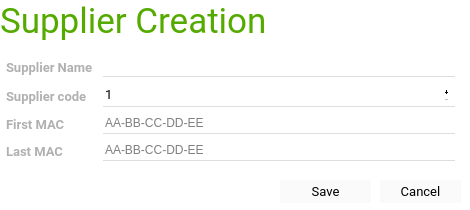
Above: src/lsng/hmi/edit_supplier/edit_supplier_ui.ui from LogicomDev/SerialNumberGenerator before the change. Below: the same form after it.
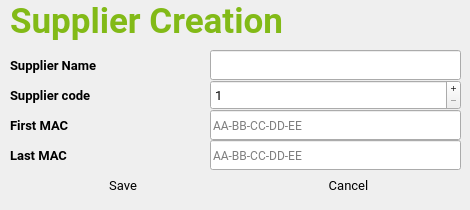
That is the form after the change.

The edit to the form file:
```diff
--- a/src/lsng/hmi/edit_supplier/edit_supplier_ui.ui
+++ b/src/lsng/hmi/edit_supplier/edit_supplier_ui.ui
@@ -20,7 +20,166 @@
    <string>Create Supplier</string>
   </property>
   <property name="styleSheet">
-   <string notr="true">background-color: rgb(255, 255, 255);</string>
+   <string notr="true">QDialog
+{
+background-color: rgb(255, 255, 255);
+}
+
+QLabel
+{
+color: rgb(138, 138, 138);
+background-color: rgb(255, 255, 255);
+}
+
+QLineEdit, QLineEdit:hover {
+    border: none;
+    padding-bottom: 2px;
+    border-bottom: 1px solid #dddddd;
+    background-color:rgba(0,0,0,0);
+}
+
+QLineEdit:editable{
+    border: none;
+    padding-bottom: 2px;
+    border-bottom: 2px solid #b2dfdb;
+}
+
+QLineEdit:disabled{
+    border: 0px solid white;
+    padding-bottom: 2px;
+    border-bottom: 2px solid #eeeeee;
+}
+
+QLineEdit:focus{
+    border: 0px solid white;
+    padding-bottom: 2px;
+    border-bottom: 2px solid #00695c;
+    color: #111111;
+}
+QLineEdit:pressed {
+    border: none;
+    padding-bottom: 2px;
+    border-bottom: 2px solid #00695c;
+}
+
+QSpinBox, QSpinBox:hover {
+    border: none;
+    padding-bottom: 2px;
+    border-bottom: 1px solid #dddddd;
+    background-color:rgba(0,0,0,0);
+}
+
+QSpinBox:editable{
+    border: none;
+    padding-bottom: 2px;
+    border-bottom: 2px solid #b2dfdb;
+}
+
+QLineEdit:disabled{
+    border: 0px solid white;
+    padding-bottom: 2px;
+    border-bottom: 2px solid #eeeeee;
+}
+
+QSpinBox:focus{
+    border: 0px solid white;
+    padding-bottom: 2px;
+    border-bottom: 2px solid #00695c;
+    color: #111111;
+}
+QSpinBox:pressed {
+    border: none;
+    padding-bottom: 2px;
+    border-bottom: 2px solid #00695c;
+}
+
+QProgressBar {
+    background-color: rgb(230, 230, 230);;	
+    border-radius: 5px;
+}
+
+QProgressBar::chunk {
+  background-color: rgb(130, 186, 23);
+    width: 20px;
+}
+
+QPushButton, QPushButton:focus {
+  border: none;
+  color: black;
+  padding: 3px 20px
+}
+
+QPushButton:hover, QPushButton:hover:focus {
+  background-color: rgb(130, 186, 23);
+  border-color: #ffffff
+}
+
+QPushButton:disabled {
+background-color: rgb(131, 186, 23);
+    border: none
+}
+
+QTreeWidget{
+	background-color: rgb(150,150, 150);
+	color:rgb(255, 255, 255);
+}
+
+QTreeWidget:item:hover,QTreeWidget:item:focus {
+	background-color: rgb(58, 176, 0);
+}
+
+QTableWidget {
+    background-color: white;
+	selection-background-color: rgb(150,150, 150);
+}
+
+QTableWidgetItem:hover{
+    background-color: rgb(0, 170, 255);
+}
+
+QSlider::groove:horizontal {
+    border: 1px solid #999999;
+    height: 8px; /* the groove expands to the size of the slider by default. by giving it a height, it has a fixed size */
+    background: qlineargradient(x1:0, y1:0, x2:0, y2:1, stop:0 #B1B1B1, stop:1 #c4c4c4);
+    margin: 2px 0;
+}
+
+QSlider::handle:horizontal {
+    background: qlineargradient(x1:0, y1:0, x2:1, y2:1, stop:0 #b4b4b4, stop:1 #8f8f8f);
+    border: 1px solid #5c5c5c;
+    width: 18px;
+    margin: -2px 0; /* handle is placed by default on the contents rect of the groove. Expand outside the groove */
+    border-radius: 3px;
+}
+
+QSlider::groove:vertical {
+    background: red;
+    position: absolute; /* absolutely position 4px from the left and right of the widget. setting margins on the widget should work too... */
+    left: 4px; right: 4px;
+}
+
+QSlider::handle:vertical {
+    height: 10px;
+    background: green;
+    margin: 0 -4px; /* expand outside the groove */
+}
+
+QSlider::add-page:vertical {
+    background: white;
+}
+
+QSlider::sub-page:vertical {
+    background: pink;
+}
+
+QGroupBox{
+background-color: rgb(255, 255, 255);
+border: 2px solid rgb(217, 217, 217);
+border-radius: 25px;
+}
+
+QCheckBox, QCheckBox:hover {\n    border: none;\n    padding-bottom: 2px;\n    border-bottom: 1px solid #dddddd;\n    background-color:rgba(0,0,0,0);\n}\n\nQCheckBox:editable{\n    border: none;\n    padding-bottom: 2px;\n    border-bottom: 2px solid #b2dfdb;\n\n}\n\nQCheckBox:disabled{\n    border: 0px solid white;\n    padding-bottom: 2px;\n    border-bottom: 2px solid #eeeeee;\n}\n\nQCheckBox:focus{\n    border: 0px solid white;\n    padding-bottom: 2px;\n    border-bottom: 2px solid #00695c;\n    color: #111111;\n}\n\nQCheckBox:pressed {\n    border: none;\n    padding-bottom: 2px;\n    border-bottom: 2px solid #00695c;\n}\n
+</string>
   </property>
   <property name="modal">
    <bool>true</bool>
@@ -28,9 +187,9 @@
   <widget class="QLabel" name="lbl_title">
    <property name="geometry">
     <rect>
-     <x>0</x>
+     <x>10</x>
      <y>0</y>
-     <width>461</width>
+     <width>451</width>
      <height>41</height>
     </rect>
    </property>
@@ -38,10 +197,12 @@
     <font>
      <family>Roboto</family>
      <pointsize>26</pointsize>
+     <weight>75</weight>
+     <bold>true</bold>
     </font>
    </property>
    <property name="styleSheet">
-    <string notr="true">color: rgb(85, 170, 0);</string>
+    <string notr="true">color: rgb(130, 186, 23);</string>
    </property>
    <property name="text">
     <string>Supplier Creation</string>
@@ -50,117 +211,37 @@
   <widget class="QWidget" name="gridLayoutWidget">
    <property name="geometry">
     <rect>
-     <x>0</x>
+     <x>10</x>
      <y>50</y>
-     <width>461</width>
-     <height>121</height>
+     <width>451</width>
+     <height>154</height>
     </rect>
    </property>
    <layout class="QGridLayout" name="gridLayout">
     <property name="leftMargin">
-     <number>6</number>
+     <number>0</number>
     </property>
     <property name="rightMargin">
-     <number>6</number>
+     <number>0</number>
     </property>
     <property name="spacing">
      <number>0</number>
     </property>
-    <item row="0" column="0">
-     <widget class="QLabel" name="lbl_name">
-      <property name="sizePolicy">
-       <sizepolicy hsizetype="Preferred" vsizetype="Minimum">
-        <horstretch>0</horstretch>
-        <verstretch>0</verstretch>
-       </sizepolicy>
-      </property>
-      <property name="font">
-       <font>
-        <family>Roboto</family>
-        <pointsize>10</pointsize>
-        <weight>75</weight>
-        <bold>true</bold>
-       </font>
-      </property>
-      <property name="styleSheet">
-       <string notr="true">color: rgb(176, 176, 176);</string>
-      </property>
-      <property name="text">
-       <string>Supplier Name</string>
-      </property>
-     </widget>
-    </item>
-    <item row="0" column="2">
-     <widget class="QLineEdit" name="txt_name">
-      <property name="styleSheet">
-       <string notr="true">QLineEdit, QLineEdit:hover {
-    border: none;
-    padding-bottom: 2px;
-    border-bottom: 1px solid #dddddd;
-    background-color:rgba(0,0,0,0);
-}
-
-QLineEdit:editable{
-    border: none;
-    padding-bottom: 2px;
-    border-bottom: 2px solid #b2dfdb;
-}
-
-QLineEdit:disabled{
-    border: 0px solid white;
-    padding-bottom: 2px;
-    border-bottom: 2px solid #eeeeee;
-}
-
-QLineEdit:focus{
-    border: 0px solid white;
-    padding-bottom: 2px;
-    border-bottom: 2px solid #00695c;
-    color: #111111;
-}
-QLineEdit:pressed {
-    border: none;
-    padding-bottom: 2px;
-    border-bottom: 2px solid #00695c;
-}
-</string>
-      </property>
-     </widget>
-    </item>
-    <item row="3" column="2">
+    <item row="3" column="1">
      <widget class="QLineEdit" name="txt_last_mac">
+      <property name="minimumSize">
+       <size>
+        <width>0</width>
+        <height>30</height>
+       </size>
+      </property>
+      <property name="font">
+       <font>
+        <family>Roboto</family>
+       </font>
+      </property>
       <property name="styleSheet">
-       <string notr="true">QLineEdit, QLineEdit:hover {
-    border: none;
-    padding-bottom: 2px;
-    border-bottom: 1px solid #dddddd;
-    background-color:rgba(0,0,0,0);
-}
-
-QLineEdit:editable{
-    border: none;
-    padding-bottom: 2px;
-    border-bottom: 2px solid #b2dfdb;
-}
-
-QLineEdit:disabled{
-    border: 0px solid white;
-    padding-bottom: 2px;
-    border-bottom: 2px solid #eeeeee;
-}
-
-QLineEdit:focus{
-    border: 0px solid white;
-    padding-bottom: 2px;
-    border-bottom: 2px solid #00695c;
-    color: #111111;
-}
-QLineEdit:pressed {
-    border: none;
-    padding-bottom: 2px;
-    border-bottom: 2px solid #00695c;
-}
-</string>
+       <string notr="true"/>
       </property>
       <property name="inputMask">
        <string/>
@@ -172,6 +253,24 @@
     </item>
     <item row="1" column="0">
      <widget class="QLabel" name="lbl_code">
+      <property name="sizePolicy">
+       <sizepolicy hsizetype="Maximum" vsizetype="Preferred">
+        <horstretch>0</horstretch>
+        <verstretch>0</verstretch>
+       </sizepolicy>
+      </property>
+      <property name="minimumSize">
+       <size>
+        <width>200</width>
+        <height>30</height>
+       </size>
+      </property>
+      <property name="maximumSize">
+       <size>
+        <width>200</width>
+        <height>16777215</height>
+       </size>
+      </property>
       <property name="font">
        <font>
         <family>Roboto</family>
@@ -181,19 +280,109 @@
        </font>
       </property>
       <property name="styleSheet">
-       <string notr="true">color: rgb(176, 176, 176);</string>
+       <string notr="true"/>
       </property>
       <property name="text">
        <string>Supplier code</string>
       </property>
      </widget>
     </item>
-    <item row="1" column="2">
+    <item row="0" column="1">
+     <widget class="QLineEdit" name="txt_name">
+      <property name="minimumSize">
+       <size>
+        <width>0</width>
+        <height>30</height>
+       </size>
+      </property>
+      <property name="font">
+       <font>
+        <family>Roboto</family>
+       </font>
+      </property>
+      <property name="styleSheet">
+       <string notr="true"/>
+      </property>
+     </widget>
+    </item>
+    <item row="0" column="0">
+     <widget class="QLabel" name="lbl_name">
+      <property name="sizePolicy">
+       <sizepolicy hsizetype="Maximum" vsizetype="Minimum">
+        <horstretch>0</horstretch>
+        <verstretch>0</verstretch>
+       </sizepolicy>
+      </property>
+      <property name="minimumSize">
+       <size>
+        <width>200</width>
+        <height>30</height>
+       </size>
+      </property>
+      <property name="maximumSize">
+       <size>
+        <width>200</width>
+        <height>16777215</height>
+       </size>
+      </property>
+      <property name="font">
+       <font>
+        <family>Roboto</family>
+        <pointsize>10</pointsize>
+        <weight>75</weight>
+        <bold>true</bold>
+       </font>
+      </property>
+      <property name="styleSheet">
+       <string notr="true"/>
+      </property>
+      <property name="text">
+       <string>Supplier Name</string>
+      </property>
+     </widget>
+    </item>
+    <item row="3" column="0">
+     <widget class="QLabel" name="lbl_last_mac">
+      <property name="sizePolicy">
+       <sizepolicy hsizetype="Maximum" vsizetype="Minimum">
+        <horstretch>0</horstretch>
+        <verstretch>0</verstretch>
+       </sizepolicy>
+      </property>
+      <property name="minimumSize">
+       <size>
+        <width>200</width>
+        <height>30</height>
+       </size>
+      </property>
+      <property name="maximumSize">
+       <size>
+        <width>200</width>
+        <height>16777215</height>
+       </size>
+      </property>
+      <property name="font">
+       <font>
+        <family>Roboto</family>
+        <pointsize>10</pointsize>
+        <weight>75</weight>
+        <bold>true</bold>
+       </font>
+      </property>
+      <property name="styleSheet">
+       <string notr="true"/>
+      </property>
+      <property name="text">
+       <string>Last MAC</string>
+      </property>
+     </widget>
+    </item>
+    <item row="1" column="1">
      <widget class="QSpinBox" name="sp_code">
       <property name="minimumSize">
        <size>
         <width>0</width>
-        <height>20</height>
+        <height>30</height>
        </size>
       </property>
       <property name="font">
@@ -203,38 +392,7 @@
        </font>
       </property>
       <property name="styleSheet">
-       <string notr="true">QSpinBox, QSpinBox:hover {
-    border: none;
-    padding-bottom: 2px;
-    border-bottom: 1px solid #dddddd;
-    background-color:rgba(0,0,0,0);
-}
-
-QSpinBox:editable{
-    border: none;
-    padding-bottom: 2px;
-    border-bottom: 2px solid #b2dfdb;
-    font-size: 20px;
-}
-
-QLineEdit:disabled{
-    border: 0px solid white;
-    padding-bottom: 2px;
-    border-bottom: 2px solid #eeeeee;
-}
-
-QSpinBox:focus{
-    border: 0px solid white;
-    padding-bottom: 2px;
-    border-bottom: 2px solid #00695c;
-    color: #111111;
-}
-QSpinBox:pressed {
-    border: none;
-    padding-bottom: 2px;
-    border-bottom: 2px solid #00695c;
-}
-</string>
+       <string notr="true"/>
       </property>
       <property name="buttonSymbols">
        <enum>QAbstractSpinBox::PlusMinus</enum>
@@ -244,81 +402,50 @@
       </property>
      </widget>
     </item>
-    <item row="2" column="2">
+    <item row="2" column="1">
      <widget class="QLineEdit" name="txt_first_mac">
-      <property name="styleSheet">
-       <string notr="true">QLineEdit, QLineEdit:hover {
-    border: none;
-    padding-bottom: 2px;
-    border-bottom: 1px solid #dddddd;
-    background-color:rgba(0,0,0,0);
-}
-
-QLineEdit:editable{
-    border: none;
-    padding-bottom: 2px;
-    border-bottom: 2px solid #b2dfdb;
-}
-
-QLineEdit:disabled{
-    border: 0px solid white;
-    padding-bottom: 2px;
-    border-bottom: 2px solid #eeeeee;
-}
-
-QLineEdit:focus{
-    border: 0px solid white;
-    padding-bottom: 2px;
-    border-bottom: 2px solid #00695c;
-    color: #111111;
-}
-QLineEdit:pressed {
-    border: none;
-    padding-bottom: 2px;
-    border-bottom: 2px solid #00695c;
-}
-</string>
-      </property>
-      <property name="inputMask">
-       <string/>
-      </property>
-      <property name="placeholderText">
-       <string>AA-BB-CC-DD-EE</string>
-      </property>
-     </widget>
-    </item>
-    <item row="3" column="0">
-     <widget class="QLabel" name="lbl_last_mac">
-      <property name="sizePolicy">
-       <sizepolicy hsizetype="Preferred" vsizetype="Minimum">
-        <horstretch>0</horstretch>
-        <verstretch>0</verstretch>
-       </sizepolicy>
+      <property name="minimumSize">
+       <size>
+        <width>0</width>
+        <height>30</height>
+       </size>
       </property>
       <property name="font">
        <font>
         <family>Roboto</family>
-        <pointsize>10</pointsize>
-        <weight>75</weight>
-        <bold>true</bold>
        </font>
       </property>
       <property name="styleSheet">
-       <string notr="true">color: rgb(176, 176, 176);</string>
+       <string notr="true"/>
       </property>
-      <property name="text">
-       <string>Last MAC</string>
+      <property name="inputMask">
+       <string/>
+      </property>
+      <property name="placeholderText">
+       <string>AA-BB-CC-DD-EE</string>
       </property>
      </widget>
     </item>
     <item row="2" column="0">
      <widget class="QLabel" name="lbl_first_mac">
       <property name="sizePolicy">
-       <sizepolicy hsizetype="Preferred" vsizetype="Minimum">
+       <sizepolicy hsizetype="Maximum" vsizetype="Minimum">
         <horstretch>0</horstretch>
         <verstretch>0</verstretch>
        </sizepolicy>
       </property>
+      <property name="minimumSize">
+       <size>
+        <width>200</width>
+        <height>30</height>
+       </size>
+      </property>
+      <property name="maximumSize">
+       <size>
+        <width>200</width>
+        <height>16777215</height>
+       </size>
+      </property>
       <property name="font">
        <font>
         <family>Roboto</family>
@@ -328,125 +455,69 @@
        </font>
       </property>
       <property name="styleSheet">
-       <string notr="true">color: rgb(176, 176, 176);</string>
+       <string notr="true"/>
       </property>
       <property name="text">
        <string>First MAC</string>
       </property>
      </widget>
     </item>
-    <item row="1" column="1">
-     <spacer name="horizontalSpacer">
-      <property name="orientation">
-       <enum>Qt::Horizontal</enum>
-      </property>
-      <property name="sizeType">
-       <enum>QSizePolicy::Minimum</enum>
-      </property>
-      <property name="sizeHint" stdset="0">
-       <size>
-        <width>10</width>
-        <height>20</height>
-       </size>
-      </property>
-     </spacer>
+    <item row="4" column="0" colspan="2">
+     <layout class="QHBoxLayout" name="horizontalLayout">
+      <item>
+       <widget class="QPushButton" name="btn_save">
+        <property name="minimumSize">
+         <size>
+          <width>0</width>
+          <height>30</height>
+         </size>
+        </property>
+        <property name="font">
+         <font>
+          <family>Roboto</family>
+          <pointsize>10</pointsize>
+         </font>
+        </property>
+        <property name="styleSheet">
+         <string notr="true"/>
+        </property>
+        <property name="text">
+         <string>Save</string>
+        </property>
+        <property name="flat">
+         <bool>true</bool>
+        </property>
+       </widget>
+      </item>
+      <item>
+       <widget class="QPushButton" name="btn_cancel">
+        <property name="minimumSize">
+         <size>
+          <width>0</width>
+          <height>30</height>
+         </size>
+        </property>
+        <property name="font">
+         <font>
+          <family>Roboto</family>
+          <pointsize>10</pointsize>
+         </font>
+        </property>
+        <property name="styleSheet">
+         <string notr="true"/>
+        </property>
+        <property name="text">
+         <string>Cancel</string>
+        </property>
+        <property name="flat">
+         <bool>true</bool>
+        </property>
+       </widget>
+      </item>
+     </layout>
     </item>
    </layout>
   </widget>
-  <widget class="QPushButton" name="btn_save">
-   <property name="geometry">
-    <rect>
-     <x>280</x>
-     <y>180</y>
-     <width>91</width>
-     <height>23</height>
-    </rect>
-   </property>
-   <property name="font">
-    <font>
-     <family>Roboto</family>
-     <pointsize>10</pointsize>
-    </font>
-   </property>
-   <property name="styleSheet">
-    <string notr="true">QPushButton, QPushButton:focus, QPushButton:focus {
-  border: none;
-  color: black;
-  padding: 3px 20px;
-	background-color: rgba(250, 250, 250, 250);
-}
-
-QPushButton:hover, QPushButton:hover:focus {
-  background-color: rgb(131, 186, 23);
-  border-color: #ffffff
-}
-
-QPushButton:pressed,
-QPushButton:pressed:focus {
-  background-color: #2196f3;
-  border: none;
-  color: white
-}
-
-QPushButton:disabled {
-background-color: rgb(131, 186, 23);
-    border: none
-}</string>
-   </property>
-   <property name="text">
-    <string>Save</string>
-   </property>
-   <property name="flat">
-    <bool>true</bool>
-   </property>
-  </widget>
-  <widget class="QPushButton" name="btn_cancel">
-   <property name="geometry">
-    <rect>
-     <x>380</x>
-     <y>180</y>
-     <width>81</width>
-     <height>23</height>
-    </rect>
-   </property>
-   <property name="font">
-    <font>
-     <family>Roboto</family>
-     <pointsize>10</pointsize>
-    </font>
-   </property>
-   <property name="styleSheet">
-    <string notr="true">QPushButton, QPushButton:focus, QPushButton:focus {
-  border: none;
-  color: black;
-  padding: 3px 20px;
-	background-color: rgba(250, 250, 250, 250);
-}
-
-QPushButton:hover, QPushButton:hover:focus {
-  background-color: rgb(131, 186, 23);
-  border-color: #ffffff
-}
-
-QPushButton:pressed,
-QPushButton:pressed:focus {
-  background-color: #2196f3;
-  border: none;
-  color: white
-}
-
-QPushButton:disabled {
-background-color: rgb(131, 186, 23);
-    border: none
-}</string>
-   </property>
-   <property name="text">
-    <string>Cancel</string>
-   </property>
-   <property name="flat">
-    <bool>true</bool>
-   </property>
-  </widget>
  </widget>
  <tabstops>
   <tabstop>txt_name</tabstop>
```
